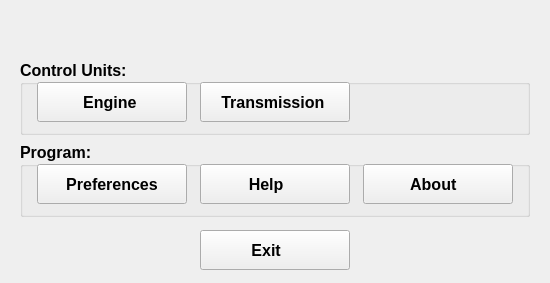
First picture: the form in ui/FreeSSM.ui, repository Comer352L/FreeSSM, before the edit.
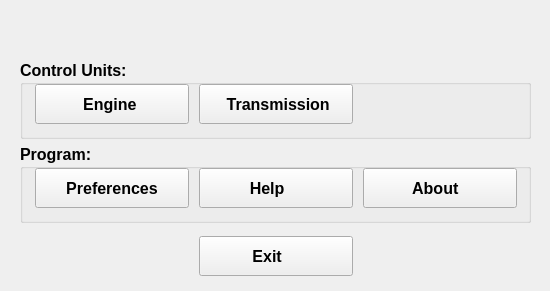
Second picture: the form after the edit. Icons and pictures are not drawn.

Commit message: Lots of small GUI-modifications for a better look with the KDE4-oxygen-style

The edit to the form file:
```diff
--- a/ui/FreeSSM.ui
+++ b/ui/FreeSSM.ui
@@ -6,19 +6,19 @@
     <x>0</x>
     <y>0</y>
     <width>550</width>
-    <height>283</height>
+    <height>291</height>
    </rect>
   </property>
   <property name="minimumSize" >
    <size>
     <width>550</width>
-    <height>283</height>
+    <height>291</height>
    </size>
   </property>
   <property name="maximumSize" >
    <size>
     <width>550</width>
-    <height>283</height>
+    <height>291</height>
    </size>
   </property>
   <property name="font" >
@@ -30,9 +30,9 @@
    <widget class="QPushButton" name="exit_pushButton" >
     <property name="geometry" >
      <rect>
-      <x>200</x>
-      <y>230</y>
-      <width>150</width>
+      <x>199</x>
+      <y>236</y>
+      <width>154</width>
       <height>40</height>
      </rect>
     </property>
@@ -62,8 +62,8 @@
      <rect>
       <x>20</x>
       <y>60</y>
-      <width>510</width>
-      <height>75</height>
+      <width>511</width>
+      <height>79</height>
      </rect>
     </property>
     <property name="font" >
@@ -79,9 +79,9 @@
     <widget class="QPushButton" name="engine_pushButton" >
      <property name="geometry" >
       <rect>
-       <x>17</x>
-       <y>22</y>
-       <width>150</width>
+       <x>15</x>
+       <y>24</y>
+       <width>154</width>
        <height>40</height>
       </rect>
      </property>
@@ -107,9 +107,9 @@
     <widget class="QPushButton" name="transmission_pushButton" >
      <property name="geometry" >
       <rect>
-       <x>180</x>
-       <y>22</y>
-       <width>150</width>
+       <x>179</x>
+       <y>24</y>
+       <width>154</width>
        <height>40</height>
       </rect>
      </property>
@@ -119,7 +119,7 @@
       </font>
      </property>
      <property name="text" >
-      <string>Transmission </string>
+      <string> Transmission</string>
      </property>
      <property name="icon" >
       <iconset resource="../resources/FreeSSM.qrc" >
@@ -137,9 +137,9 @@
     <property name="geometry" >
      <rect>
       <x>20</x>
-      <y>142</y>
-      <width>510</width>
-      <height>75</height>
+      <y>144</y>
+      <width>511</width>
+      <height>79</height>
      </rect>
     </property>
     <property name="font" >
@@ -155,9 +155,9 @@
     <widget class="QPushButton" name="help_pushButton" >
      <property name="geometry" >
       <rect>
-       <x>180</x>
-       <y>22</y>
-       <width>150</width>
+       <x>179</x>
+       <y>24</y>
+       <width>154</width>
        <height>40</height>
       </rect>
      </property>
@@ -184,8 +184,8 @@
      <property name="geometry" >
       <rect>
        <x>343</x>
-       <y>22</y>
-       <width>150</width>
+       <y>24</y>
+       <width>154</width>
        <height>40</height>
       </rect>
      </property>
@@ -211,9 +211,9 @@
     <widget class="QPushButton" name="preferences_pushButton" >
      <property name="geometry" >
       <rect>
-       <x>17</x>
-       <y>22</y>
-       <width>150</width>
+       <x>15</x>
+       <y>24</y>
+       <width>154</width>
        <height>40</height>
       </rect>
      </property>
@@ -243,7 +243,7 @@
       <x>0</x>
       <y>0</y>
       <width>550</width>
-      <height>283</height>
+      <height>291</height>
      </rect>
     </property>
     <property name="scaledContents" >
```
The commit also changes 7 other files.
